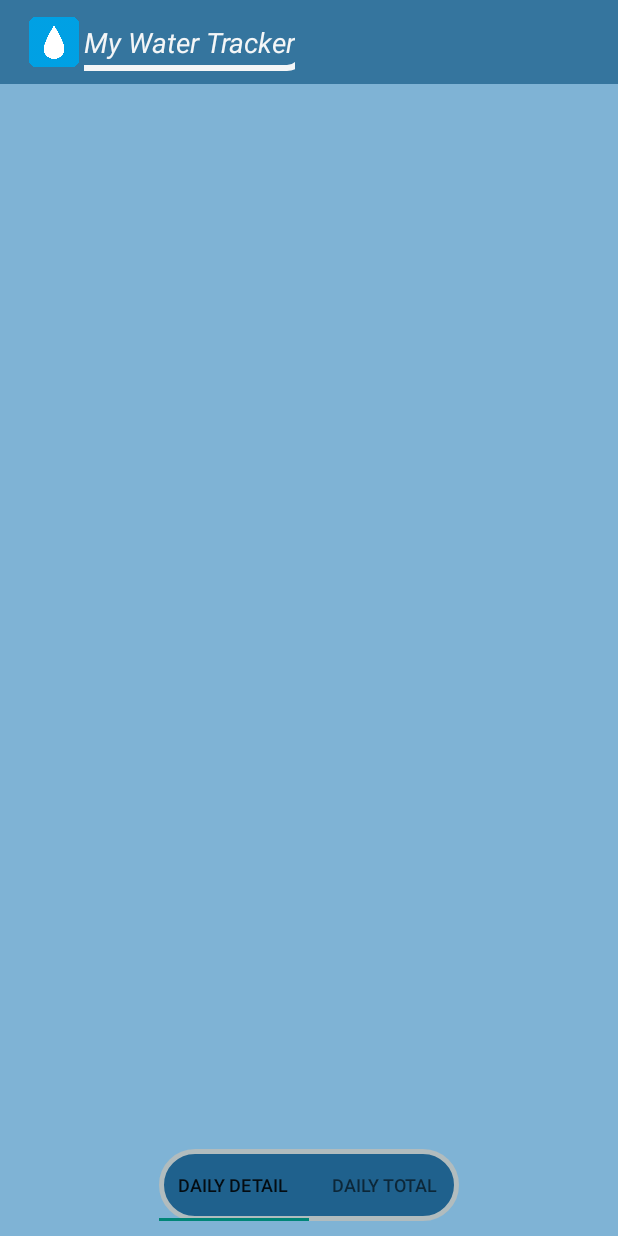
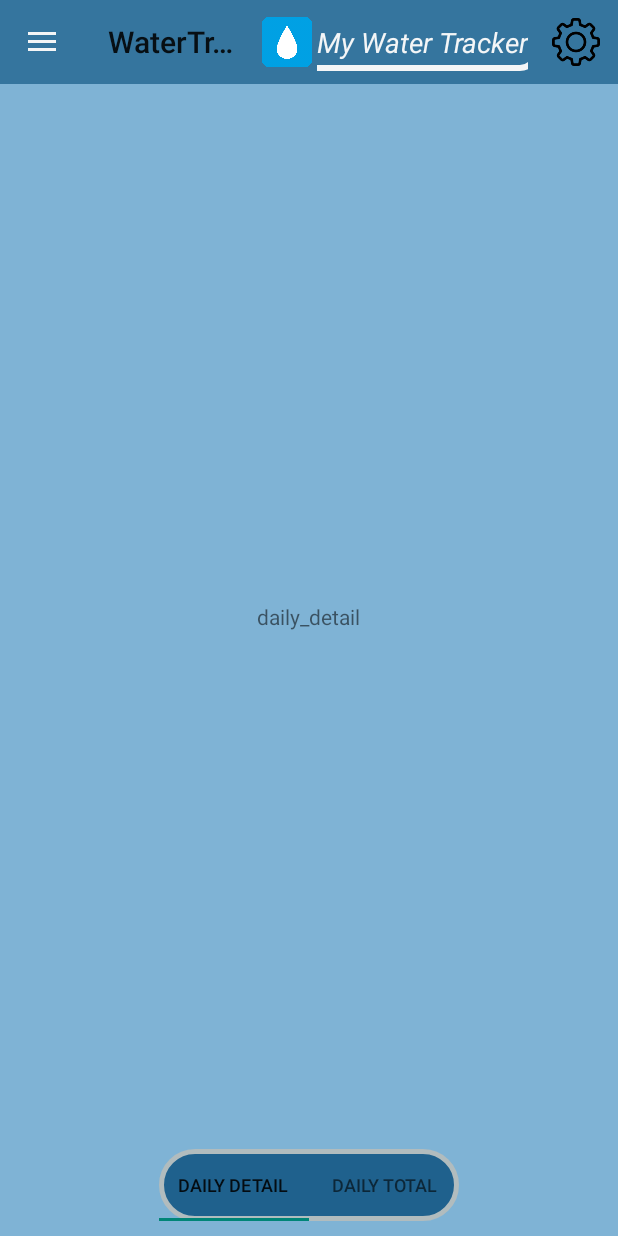
Before and after one commit to jyshin93/User-Interface-and-Mobile-Application-Spring-2018, an Android app: the History screen opened directly, with no data from a screen before it, on a phone screen of 412 x 824 dp. Run offline under Robolectric (Android 15) with nearby library versions, the phone set to English and light mode, and no system bars; Roboto replaces fonts that are not available here.

Commit message:
fix some bug in tap

```diff
--- a/WaterTracker_A4/app/src/main/java/com/example/jinshin/watertracker/History.java
+++ b/WaterTracker_A4/app/src/main/java/com/example/jinshin/watertracker/History.java
@@ -1,27 +1,47 @@
 package com.example.jinshin.watertracker;
 
+import android.content.Intent;
 import android.net.Uri;
 import android.os.Bundle;
 import android.support.annotation.Nullable;
+import android.support.design.widget.NavigationView;
 import android.support.design.widget.TabLayout;
-import android.support.v4.app.Fragment;
-import android.support.v4.app.FragmentPagerAdapter;
-import android.support.v4.view.PagerAdapter;
+import android.support.v4.view.GravityCompat;
 import android.support.v4.view.ViewPager;
+import android.support.v4.widget.DrawerLayout;
+import android.support.v7.app.ActionBarDrawerToggle;
 import android.support.v7.app.AppCompatActivity;
+import android.view.Menu;
+import android.view.MenuItem;
 
 /**
  * Created by jinshin on 04/03/2018.
  */
 
-public class History extends AppCompatActivity implements DailyTotal.OnFragmentInteractionListener, DailyDetail.OnFragmentInteractionListener {
+public class History extends AppCompatActivity implements DailyTotal.OnFragmentInteractionListener, DailyDetail.OnFragmentInteractionListener, NavigationView.OnNavigationItemSelectedListener {
 
     TabLayout tablayout;
+
+    private DrawerLayout mDrawerLayout;
+    private ActionBarDrawerToggle mToggle;
+    android.support.v7.widget.Toolbar action_bar;
 
     @Override
     protected void onCreate(@Nullable Bundle savedInstanceState) {
         super.onCreate(savedInstanceState);
         setContentView(R.layout.history_main);
+
+        action_bar = (android.support.v7.widget.Toolbar) findViewById(R.id.app_bar);
+        setSupportActionBar(action_bar);
+
+        //initialize drawer here
+        mDrawerLayout = (DrawerLayout) findViewById(R.id.drawer_layout);
+        mToggle = new ActionBarDrawerToggle(this, mDrawerLayout, action_bar, R.string.open, R.string.close);
+        mDrawerLayout.addDrawerListener(mToggle);
+        mToggle.syncState();
+
+        NavigationView navigationView = (NavigationView) findViewById(R.id.nav_view);
+        navigationView.setNavigationItemSelectedListener(this);
 
         tablayout = (TabLayout) findViewById(R.id.tab_layout);
         tablayout.addTab(tablayout.newTab().setText("Daily Detail"));
@@ -29,7 +49,7 @@ public class History extends AppCompatActivity implements DailyTotal.OnFragmentI
         tablayout.setTabGravity(TabLayout.GRAVITY_FILL);
 
         final ViewPager viewPager = (ViewPager) findViewById(R.id.view_pager);
-        final PagerAdapter adapter = new PageAdapter(getSupportFragmentManager(), tablayout.getTabCount());
+        final PageAdapter adapter = new PageAdapter(getSupportFragmentManager(), tablayout.getTabCount());
         viewPager.setAdapter(adapter);
         viewPager.setOnPageChangeListener(new TabLayout.TabLayoutOnPageChangeListener(tablayout));
 
@@ -56,4 +76,50 @@ public class History extends AppCompatActivity implements DailyTotal.OnFragmentI
     public void onFragmentInteraction(Uri uri) {
 
     }
+
+    @Override
+    public void onBackPressed() {
+        DrawerLayout drawer = (DrawerLayout) findViewById(R.id.drawer_layout);
+        if (drawer.isDrawerOpen(GravityCompat.START)) {
+            drawer.closeDrawer(GravityCompat.START);
+        } else {
+            super.onBackPressed();
+        }
+    }
+
+    @Override
+    public boolean onCreateOptionsMenu(Menu menu) {
+        getMenuInflater().inflate(R.menu.app_bar_menu, menu);
+        return super.onCreateOptionsMenu(menu);
+    }
+
+    @Override
+    public boolean onOptionsItemSelected(MenuItem item) {
+//        if (mToggle.onOptionsItemSelected(item)) {
+//            return true;
+//        }
+        int id = item.getItemId();
+
+        if (id == R.id.settings) {
+            return true;
+        } else if (mToggle.onOptionsItemSelected(item)) {
+            return true;
+        }
+        return super.onOptionsItemSelected(item);
+    }
+
+    @SuppressWarnings("StatementWithEmptyBody")
+    @Override
+    public boolean onNavigationItemSelected(MenuItem item) {
+        int id = item.getItemId();
+
+        if (id == R.id.home) {
+            Intent home = new Intent(History.this, MainActivity.class);
+            startActivity(home);
+        } else if (id == R.id.history) {
+
+        } else if (id == R.id.notification) {
+        }
+        return false;
+    }
 }
--- a/WaterTracker_A4/app/src/main/java/com/example/jinshin/watertracker/MainActivity.java
+++ b/WaterTracker_A4/app/src/main/java/com/example/jinshin/watertracker/MainActivity.java
@@ -135,7 +135,6 @@ public class MainActivity extends AppCompatActivity implements View.OnClickListe
         if (id == R.id.settings) {
             return true;
         } else if (mToggle.onOptionsItemSelected(item)) {
-            toast.makeText(MainActivity.this, "select hambuger!!!", toast.LENGTH_SHORT).show();
             return true;
         }
         return super.onOptionsItemSelected(item);
@@ -144,13 +143,11 @@ public class MainActivity extends AppCompatActivity implements View.OnClickListe
     @SuppressWarnings("StatementWithEmptyBody")
     @Override
     public boolean onNavigationItemSelected(MenuItem item) {
-        toast.makeText(MainActivity.this, "selected nav menu!!!", toast.LENGTH_SHORT).show();
         int id = item.getItemId();
 
         if (id == R.id.home) {
             //hand action
         } else if (id == R.id.history) {
-            screen.setText("history clicked");
             Intent history = new Intent(MainActivity.this, History.class);
             startActivity(history);
         } else if (id == R.id.notification) {
--- a/WaterTracker_A4/app/src/main/java/com/example/jinshin/watertracker/PageAdapter.java
+++ b/WaterTracker_A4/app/src/main/java/com/example/jinshin/watertracker/PageAdapter.java
@@ -34,6 +34,6 @@ public class PageAdapter extends FragmentStatePagerAdapter{
 
     @Override
     public int getCount() {
-        return 0;
+        return mNoOfTabs;
     }
 }
--- a/WaterTracker_A4/app/src/main/res/layout/fragment_daily_detail.xml
+++ b/WaterTracker_A4/app/src/main/res/layout/fragment_daily_detail.xml
@@ -8,7 +8,7 @@
     <TextView
         android:layout_width="wrap_content"
         android:layout_height="wrap_content"
-        android:text="@string/hello_blank_fragment"
+        android:text="daily_detail"
         android:layout_centerInParent="true"/>
 
 </RelativeLayout>
--- a/WaterTracker_A4/app/src/main/res/layout/fragment_daily_total.xml
+++ b/WaterTracker_A4/app/src/main/res/layout/fragment_daily_total.xml
@@ -8,7 +8,7 @@
     <TextView
         android:layout_width="wrap_content"
         android:layout_height="wrap_content"
-        android:text="@string/hello_blank_fragment"
+        android:text="daily_total"
         android:layout_centerInParent="true"/>
 
 </RelativeLayout>
--- /dev/null
+++ b/WaterTracker_A4/app/src/main/res/layout/history_bar_main.xml
@@ -0,0 +1,37 @@
+<?xml version="1.0" encoding="utf-8"?>
+<android.support.design.widget.CoordinatorLayout
+    xmlns:android="http://schemas.android.com/apk/res/android" android:layout_width="match_parent"
+    android:layout_height="match_parent"
+    android:background="@color/blue_background"
+    >
+
+    <RelativeLayout
+        android:layout_width="match_parent"
+        android:layout_height="match_parent">
+
+        <include
+            android:id="@+id/app_bar"
+            layout="@layout/app_bar"></include>
+
+        <android.support.design.widget.TabLayout
+            android:id="@+id/tab_layout"
+            android:layout_width="200dp"
+            android:layout_height="wrap_content"
+            android:layout_alignParentBottom="true"
+            android:layout_centerHorizontal="true"
+            android:layout_marginBottom="10dp"
+            android:background="@drawable/tap_layout"></android.support.design.widget.TabLayout>
+
+        <android.support.v4.view.ViewPager
+            android:id="@+id/view_pager"
+            android:layout_width="match_parent"
+            android:layout_height="match_parent"
+            android:layout_above="@+id/tab_layout"
+            android:layout_alignParentStart="true"
+            android:layout_below="@+id/app_bar" />
+
+    </RelativeLayout>
+
+
+
+</android.support.design.widget.CoordinatorLayout>
--- a/WaterTracker_A4/app/src/main/res/layout/history_main.xml
+++ b/WaterTracker_A4/app/src/main/res/layout/history_main.xml
@@ -1,50 +1,26 @@
+<?xml version="1.0" encoding="utf-8"?>
 <android.support.v4.widget.DrawerLayout xmlns:android="http://schemas.android.com/apk/res/android"
     xmlns:app="http://schemas.android.com/apk/res-auto"
     xmlns:tools="http://schemas.android.com/tools"
+    android:id="@+id/drawer_layout"
     android:layout_width="match_parent"
     android:layout_height="match_parent"
-    android:id="@+id/drawer"
-    android:background="@color/blue_background"
-    android:orientation="vertical"
-    tools:context="com.example.jinshin.watertracker.MainActivity">
+    android:fitsSystemWindows="true"
+    tools:openDrawer="start">
+
+    <include
+        layout="@layout/history_bar_main"
+        android:layout_width="match_parent"
+        android:layout_height="match_parent" />
 
     <android.support.design.widget.NavigationView
-        android:layout_width="match_parent"
+        android:id="@+id/nav_view"
+        android:layout_width="wrap_content"
         android:layout_height="match_parent"
         android:layout_gravity="start"
+        android:fitsSystemWindows="true"
         app:headerLayout="@layout/nav_header"
-        android:fitsSystemWindows="true"
-        app:menu="@menu/nav_menu"></android.support.design.widget.NavigationView>
-
-    <RelativeLayout
-        android:layout_width="match_parent"
-        android:layout_height="match_parent">
-
-        <include
-            android:id="@+id/app_bar"
-            layout="@layout/app_bar"></include>
-
-        <android.support.design.widget.TabLayout
-            android:id="@+id/tab_layout"
-            android:layout_width="200dp"
-            android:layout_height="wrap_content"
-            android:layout_alignParentBottom="true"
-            android:layout_centerHorizontal="true"
-            android:layout_marginBottom="10dp"
-            android:background="@drawable/tap_layout"></android.support.design.widget.TabLayout>
-
-        <android.support.v4.view.ViewPager
-            android:id="@+id/view_pager"
-            android:layout_width="match_parent"
-            android:layout_height="match_parent"
-            android:layout_alignBottom="@+id/tab_layout"
-            android:layout_alignParentStart="true"
-            android:layout_below="@+id/app_bar" />
-
-
-    </RelativeLayout>
-
-
+        app:menu="@menu/nav_menu" />
 
 
 
```
